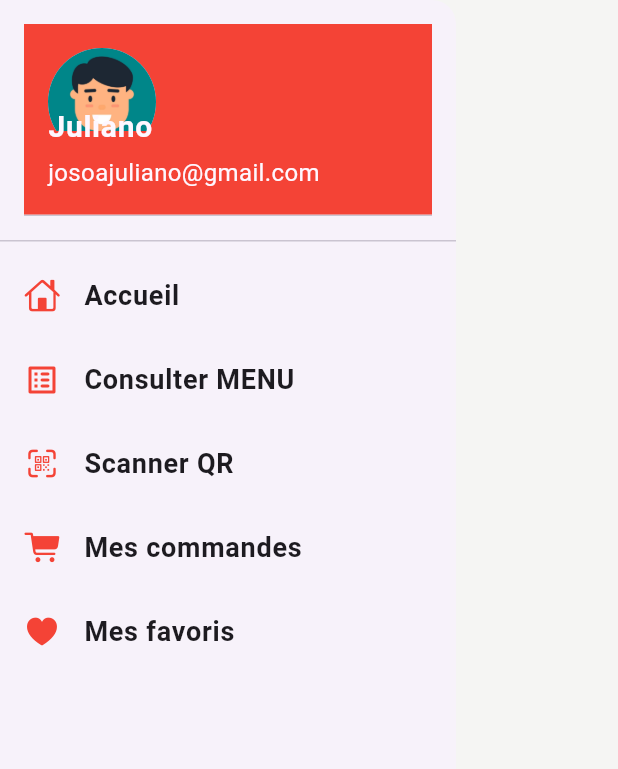
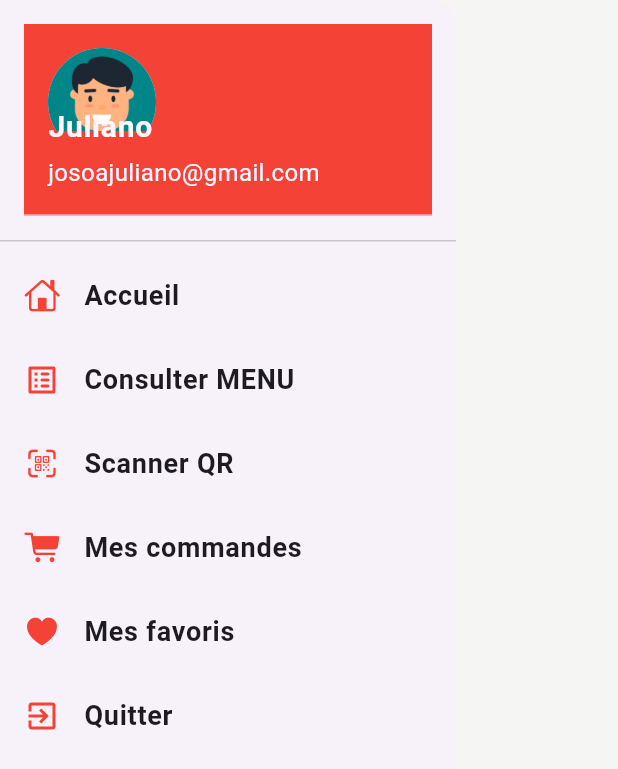
Before and after one commit to julianojosoa13/food_scope, a Flutter app: the DrawerWidget widget shown alone on an empty page, opened directly, on a phone screen of 412 x 824 dp. Shown: the top 769 px of the screen. Run offline on Flutter 3.47's test engine with Material 2 defaults, Android fonts, the phone set to English and light mode, and no system bars; our stand-ins replace flutter_rating_bar.

Commit message:
Boutton Quitter dans le drawer

```diff
--- a/lib/Widgets/DrawerWidget.dart
+++ b/lib/Widgets/DrawerWidget.dart
@@ -66,6 +66,14 @@ class DrawerWidget extends StatelessWidget {
                 fontWeight: FontWeight.bold,
               )
             )
+          ),
+          ListTile(
+            leading: Icon(Icons.exit_to_app,color: Colors.red,),
+            title: Text("Quitter", style: TextStyle(
+                fontSize: 18,
+                fontWeight: FontWeight.bold,
+              )
+            )
           )
         ],
       ),
```
